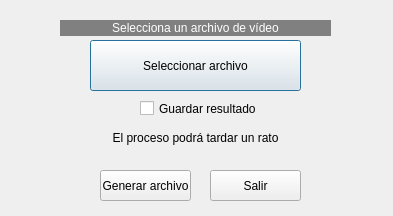
gonzalomc00/QFotoPaint5, file detectarcaras.ui: the form before one commit.
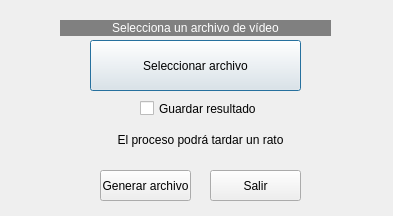
The form after the commit.

```diff
--- a/detectarcaras.ui
+++ b/detectarcaras.ui
@@ -88,10 +88,10 @@
   <widget class="QLabel" name="label_2">
    <property name="geometry">
     <rect>
-     <x>60</x>
+     <x>0</x>
      <y>130</y>
-     <width>271</width>
-     <height>16</height>
+     <width>401</width>
+     <height>20</height>
     </rect>
    </property>
    <property name="text">
```
